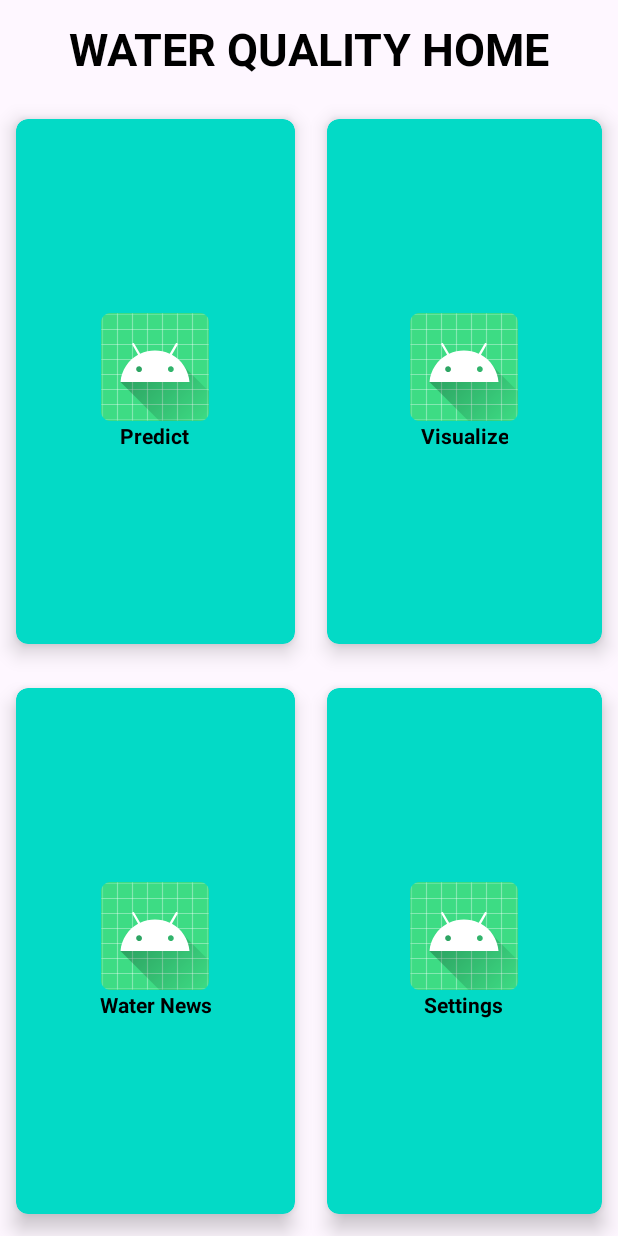
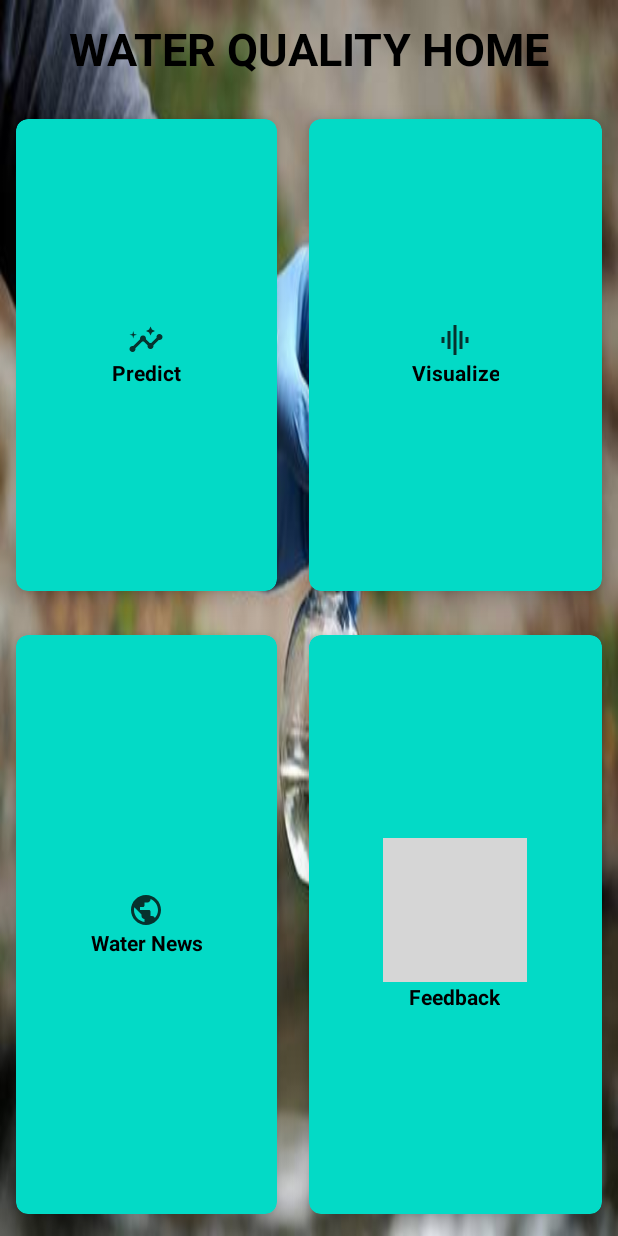
Before and after one commit to oderatonny6967/Water-Quality, an Android app: the layout activity_home.xml on its own in the app's theme, with its tools: preview values and no code run, on a phone screen of 412 x 824 dp. Run offline under Robolectric (Android 15) with nearby library versions, the phone set to English and light mode, and no system bars; grey boxes are pictures that could not be loaded.

Commit message:
second commit

```diff
--- /dev/null
+++ b/app/src/main/res/drawable/baseline_insights_24.xml
@@ -0,0 +1,7 @@
+<vector android:alpha="0.8" android:height="24dp" android:tint="#070707"
+    android:viewportHeight="24" android:viewportWidth="24"
+    android:width="24dp" xmlns:android="http://schemas.android.com/apk/res/android">
+    <path android:fillColor="@android:color/white" android:pathData="M21,8c-1.45,0 -2.26,1.44 -1.93,2.51l-3.55,3.56c-0.3,-0.09 -0.74,-0.09 -1.04,0l-2.55,-2.55C12.27,10.45 11.46,9 10,9c-1.45,0 -2.27,1.44 -1.93,2.52l-4.56,4.55C2.44,15.74 1,16.55 1,18c0,1.1 0.9,2 2,2c1.45,0 2.26,-1.44 1.93,-2.51l4.55,-4.56c0.3,0.09 0.74,0.09 1.04,0l2.55,2.55C12.73,16.55 13.54,18 15,18c1.45,0 2.27,-1.44 1.93,-2.52l3.56,-3.55C21.56,12.26 23,11.45 23,10C23,8.9 22.1,8 21,8z"/>
+    <path android:fillColor="@android:color/white" android:pathData="M15,9l0.94,-2.07l2.06,-0.93l-2.06,-0.93l-0.94,-2.07l-0.92,2.07l-2.08,0.93l2.08,0.93z"/>
+    <path android:fillColor="@android:color/white" android:pathData="M3.5,11l0.5,-2l2,-0.5l-2,-0.5l-0.5,-2l-0.5,2l-2,0.5l2,0.5z"/>
+</vector>
--- /dev/null
+++ b/app/src/main/res/drawable/baseline_public_24.xml
@@ -0,0 +1,5 @@
+<vector android:alpha="0.8" android:height="24dp" android:tint="#070707"
+    android:viewportHeight="24" android:viewportWidth="24"
+    android:width="24dp" xmlns:android="http://schemas.android.com/apk/res/android">
+    <path android:fillColor="@android:color/white" android:pathData="M12,2C6.48,2 2,6.48 2,12s4.48,10 10,10 10,-4.48 10,-10S17.52,2 12,2zM11,19.93c-3.95,-0.49 -7,-3.85 -7,-7.93 0,-0.62 0.08,-1.21 0.21,-1.79L9,15v1c0,1.1 0.9,2 2,2v1.93zM17.9,17.39c-0.26,-0.81 -1,-1.39 -1.9,-1.39h-1v-3c0,-0.55 -0.45,-1 -1,-1L8,12v-2h2c0.55,0 1,-0.45 1,-1L11,7h2c1.1,0 2,-0.9 2,-2v-0.41c2.93,1.19 5,4.06 5,7.41 0,2.08 -0.8,3.97 -2.1,5.39z"/>
+</vector>
--- /dev/null
+++ b/app/src/main/res/drawable/baseline_settings_24.xml
@@ -0,0 +1,5 @@
+<vector android:alpha="0.8" android:height="24dp" android:tint="#070707"
+    android:viewportHeight="24" android:viewportWidth="24"
+    android:width="24dp" xmlns:android="http://schemas.android.com/apk/res/android">
+    <path android:fillColor="@android:color/white" android:pathData="M19.14,12.94c0.04,-0.3 0.06,-0.61 0.06,-0.94c0,-0.32 -0.02,-0.64 -0.07,-0.94l2.03,-1.58c0.18,-0.14 0.23,-0.41 0.12,-0.61l-1.92,-3.32c-0.12,-0.22 -0.37,-0.29 -0.59,-0.22l-2.39,0.96c-0.5,-0.38 -1.03,-0.7 -1.62,-0.94L14.4,2.81c-0.04,-0.24 -0.24,-0.41 -0.48,-0.41h-3.84c-0.24,0 -0.43,0.17 -0.47,0.41L9.25,5.35C8.66,5.59 8.12,5.92 7.63,6.29L5.24,5.33c-0.22,-0.08 -0.47,0 -0.59,0.22L2.74,8.87C2.62,9.08 2.66,9.34 2.86,9.48l2.03,1.58C4.84,11.36 4.8,11.69 4.8,12s0.02,0.64 0.07,0.94l-2.03,1.58c-0.18,0.14 -0.23,0.41 -0.12,0.61l1.92,3.32c0.12,0.22 0.37,0.29 0.59,0.22l2.39,-0.96c0.5,0.38 1.03,0.7 1.62,0.94l0.36,2.54c0.05,0.24 0.24,0.41 0.48,0.41h3.84c0.24,0 0.44,-0.17 0.47,-0.41l0.36,-2.54c0.59,-0.24 1.13,-0.56 1.62,-0.94l2.39,0.96c0.22,0.08 0.47,0 0.59,-0.22l1.92,-3.32c0.12,-0.22 0.07,-0.47 -0.12,-0.61L19.14,12.94zM12,15.6c-1.98,0 -3.6,-1.62 -3.6,-3.6s1.62,-3.6 3.6,-3.6s3.6,1.62 3.6,3.6S13.98,15.6 12,15.6z"/>
+</vector>
--- a/app/src/main/res/layout/activity_home.xml
+++ b/app/src/main/res/layout/activity_home.xml
@@ -3,6 +3,7 @@
     xmlns:app="http://schemas.android.com/apk/res-auto"
     xmlns:tools="http://schemas.android.com/tools"
     android:layout_width="match_parent"
+    android:background="@drawable/background"
     android:layout_height="match_parent"
     tools:context=".HomeActivity">
 
@@ -47,16 +48,18 @@
                 <ImageView
                     android:layout_width="wrap_content"
                     android:layout_height="wrap_content"
-                    android:src="@mipmap/ic_launcher"/>
+                    android:src="@drawable/baseline_insights_24" />
+
                 <TextView
                     android:layout_width="wrap_content"
                     android:layout_height="wrap_content"
                     android:text="Predict"
                     android:textAlignment="center"
-                    android:textStyle="bold"
-                    android:textColor="@color/black"/>
+                    android:textColor="@color/black"
+                    android:textStyle="bold" />
             </LinearLayout>
         </androidx.cardview.widget.CardView>
+
         <androidx.cardview.widget.CardView
             android:id="@+id/cardvisualizaion"
             android:layout_width="wrap_content"
@@ -81,14 +84,15 @@
                 <ImageView
                     android:layout_width="wrap_content"
                     android:layout_height="wrap_content"
-                    android:src="@mipmap/ic_launcher"/>
+                    android:src="@drawable/baseline_graphic_eq_24" />
+
                 <TextView
                     android:layout_width="wrap_content"
                     android:layout_height="wrap_content"
                     android:text="Visualize"
                     android:textAlignment="center"
-                    android:textStyle="bold"
-                    android:textColor="@color/black"/>
+                    android:textColor="@color/black"
+                    android:textStyle="bold" />
             </LinearLayout>
         </androidx.cardview.widget.CardView>
 
@@ -116,14 +120,15 @@
                 <ImageView
                     android:layout_width="wrap_content"
                     android:layout_height="wrap_content"
-                    android:src="@mipmap/ic_launcher"/>
+                    android:src="@drawable/baseline_public_24" />
+
                 <TextView
                     android:layout_width="wrap_content"
                     android:layout_height="wrap_content"
                     android:text="Water News"
                     android:textAlignment="center"
-                    android:textStyle="bold"
-                    android:textColor="@color/black"/>
+                    android:textColor="@color/black"
+                    android:textStyle="bold" />
             </LinearLayout>
         </androidx.cardview.widget.CardView>
 
@@ -151,11 +156,11 @@
                 <ImageView
                     android:layout_width="wrap_content"
                     android:layout_height="wrap_content"
-                    android:src="@mipmap/ic_launcher"/>
+                    android:src="@drawable/baseline_star_rate_24"/>
                 <TextView
                     android:layout_width="wrap_content"
                     android:layout_height="wrap_content"
-                    android:text="Settings"
+                    android:text="Feedback"
                     android:textAlignment="center"
                     android:textStyle="bold"
                     android:textColor="@color/black"/>
@@ -163,7 +168,5 @@
         </androidx.cardview.widget.CardView>
 
 
-
-
     </GridLayout>
 </RelativeLayout>
```
Also changed, not shown: app/src/main/AndroidManifest.xml (+2 -5 lines), app/src/main/java/com/example/waterqua/HomeActivity.java (+19 -8 lines), app/src/main/res/drawable/color.xml (added, +17 -0 lines), app/src/main/res/layout/activity_article.xml (added, +53 -0 lines), app/src/main/res/drawable/background.png (added).
